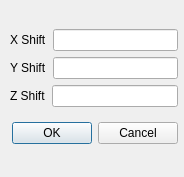
Old version of the form src/movementdialog.ui in the repository zpc930/pandoramapper.
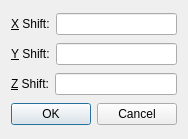
New version of the form.

Commit message: Properly lay out movement dialog.

```diff
--- a/src/movementdialog.ui
+++ b/src/movementdialog.ui
@@ -5,31 +5,23 @@
    <rect>
     <x>0</x>
     <y>0</y>
-    <width>184</width>
-    <height>177</height>
+    <width>178</width>
+    <height>139</height>
    </rect>
   </property>
   <property name="windowTitle" >
    <string>Dialog</string>
   </property>
-  <widget class="QWidget" name="" >
-   <property name="geometry" >
-    <rect>
-     <x>10</x>
-     <y>20</y>
-     <width>168</width>
-     <height>135</height>
-    </rect>
-   </property>
-   <layout class="QVBoxLayout" >
-    <item>
      <layout class="QVBoxLayout" >
       <item>
        <layout class="QHBoxLayout" >
         <item>
          <widget class="QLabel" name="label" >
           <property name="text" >
-           <string>X Shift</string>
+        <string>&amp;X Shift:</string>
+       </property>
+       <property name="buddy" >
+        <cstring>lineEdit_x</cstring>
           </property>
          </widget>
         </item>
@@ -43,7 +35,10 @@
         <item>
          <widget class="QLabel" name="label_2" >
           <property name="text" >
-           <string>Y Shift</string>
+        <string>&amp;Y Shift:</string>
+       </property>
+       <property name="buddy" >
+        <cstring>lineEdit_y</cstring>
           </property>
          </widget>
         </item>
@@ -57,7 +52,10 @@
         <item>
          <widget class="QLabel" name="label_3" >
           <property name="text" >
-           <string>Z Shift</string>
+        <string>&amp;Z Shift:</string>
+       </property>
+       <property name="buddy" >
+        <cstring>lineEdit_z</cstring>
           </property>
          </widget>
         </item>
@@ -66,8 +64,6 @@
         </item>
        </layout>
       </item>
-     </layout>
-    </item>
     <item>
      <widget class="QDialogButtonBox" name="buttonBox" >
       <property name="orientation" >
@@ -79,7 +75,6 @@
      </widget>
     </item>
    </layout>
-  </widget>
  </widget>
  <resources/>
  <connections>
```
Lines whose indentation alone changed are shown as unchanged.
